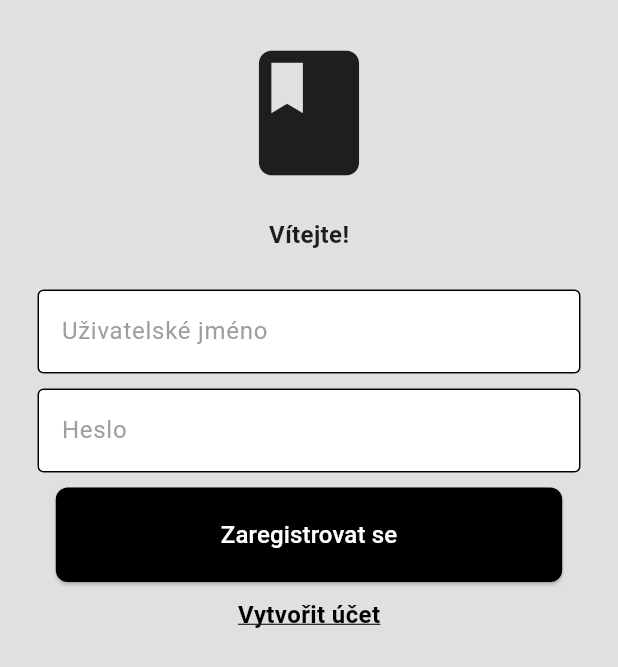
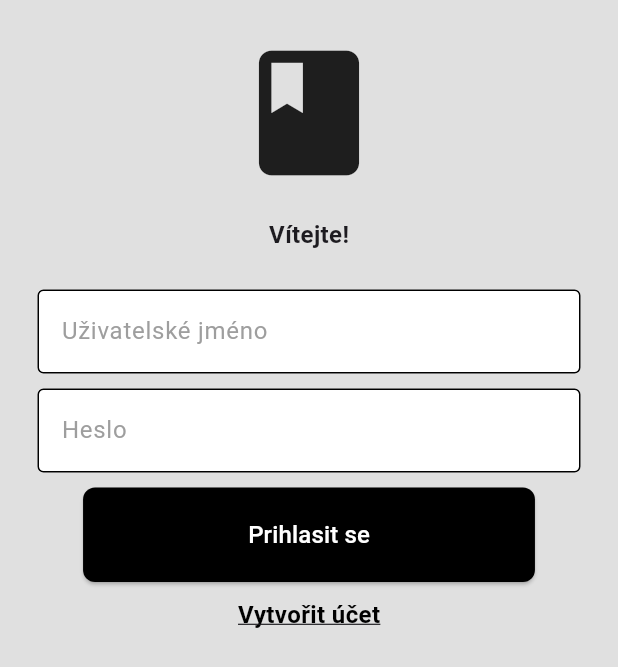
Before and after one commit to dcaldr/denik-zza, a Flutter app: the Login screen opened directly, on a phone screen of 412 x 824 dp. Shown: the top 667 px of the screen. Run offline on Flutter 3.47's test engine with Material 3 defaults, Android fonts, the phone set to English and light mode, and no system bars; our stand-ins replace open_file, pdf, printing.

Commit message:
fix: button

```diff
--- a/lib/screens/login/login_page.dart
+++ b/lib/screens/login/login_page.dart
@@ -64,7 +64,7 @@ class Login extends StatelessWidget {
               SizedBox(height: 10),
 
               // login button
-              Button(buttonText: "Zaregistrovat se"),
+              Button(buttonText: "Prihlasit se"),
 
               const SizedBox(height: 10,),
 
```
